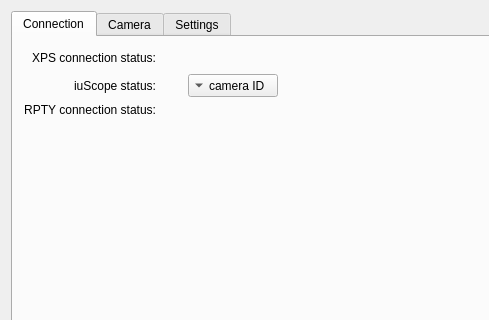
Before: the Qt Designer form mainwindow.ui in mvxe/MLA-CS, drawn with Qt 5; both pictures show x 0 to 489 and y 0 to 320 of the 676 by 584 pixel window.
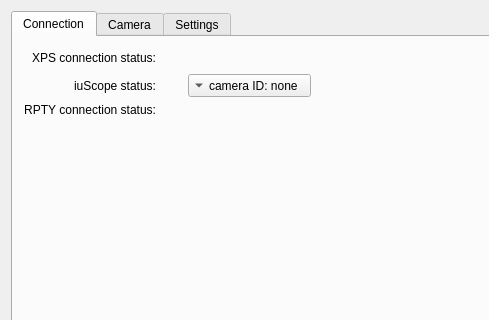
After: the same form once the commit is applied. Icons and pictures are not drawn.

Diff of the .ui file:
```diff
--- a/mainwindow.ui
+++ b/mainwindow.ui
@@ -159,7 +159,7 @@
              <set>Qt::ImhNone</set>
             </property>
             <property name="text">
-             <string>camera ID</string>
+             <string>camera ID: none</string>
             </property>
             <property name="popupMode">
              <enum>QToolButton::InstantPopup</enum>
```
